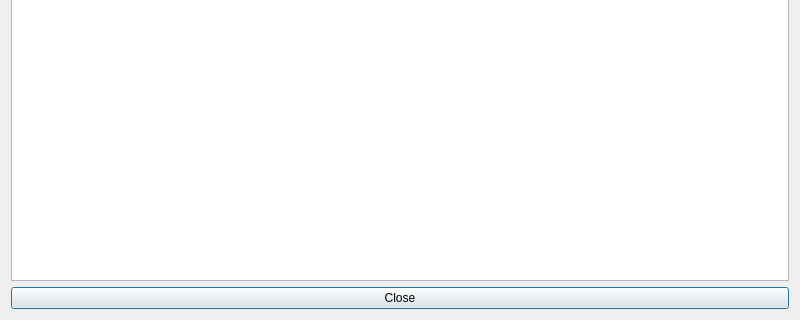
Before: the Qt Designer form ImportExport/ObjectsToPython/ObjectsToPython.ui in FreeCAD/FreeCAD-macros, drawn with Qt 5; both pictures show x 0 to 800 and y 480 to 800 of the 800 by 800 pixel window.
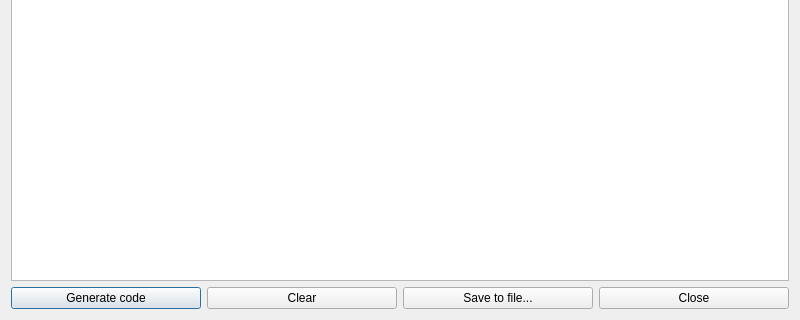
After: the same form once the commit is applied.

Commit message: [ObjectsToPython]: added buttons for Generate, Clear, Save

Diff of the .ui file:
```diff
--- a/ImportExport/ObjectsToPython/ObjectsToPython.ui
+++ b/ImportExport/ObjectsToPython/ObjectsToPython.ui
@@ -18,11 +18,36 @@
     <widget class="QTextEdit" name="textEdit"/>
    </item>
    <item>
+    <layout class="QHBoxLayout" name="horizontalLayout">
+     <item>
+      <widget class="QPushButton" name="pushButtonGenerate">
+       <property name="text">
+        <string>Generate code</string>
+       </property>
+      </widget>
+     </item>
+     <item>
+      <widget class="QPushButton" name="pushButtonClear">
+       <property name="text">
+        <string>Clear</string>
+       </property>
+      </widget>
+     </item>
+     <item>
+      <widget class="QPushButton" name="pushButtonSave">
+       <property name="text">
+        <string>Save to file...</string>
+       </property>
+      </widget>
+     </item>
+     <item>
     <widget class="QPushButton" name="pushButtonClose">
      <property name="text">
       <string>Close</string>
      </property>
     </widget>
+     </item>
+    </layout>
    </item>
   </layout>
  </widget>
```
Lines whose indentation alone changed are shown as unchanged. The commit also changes 1 other file.
